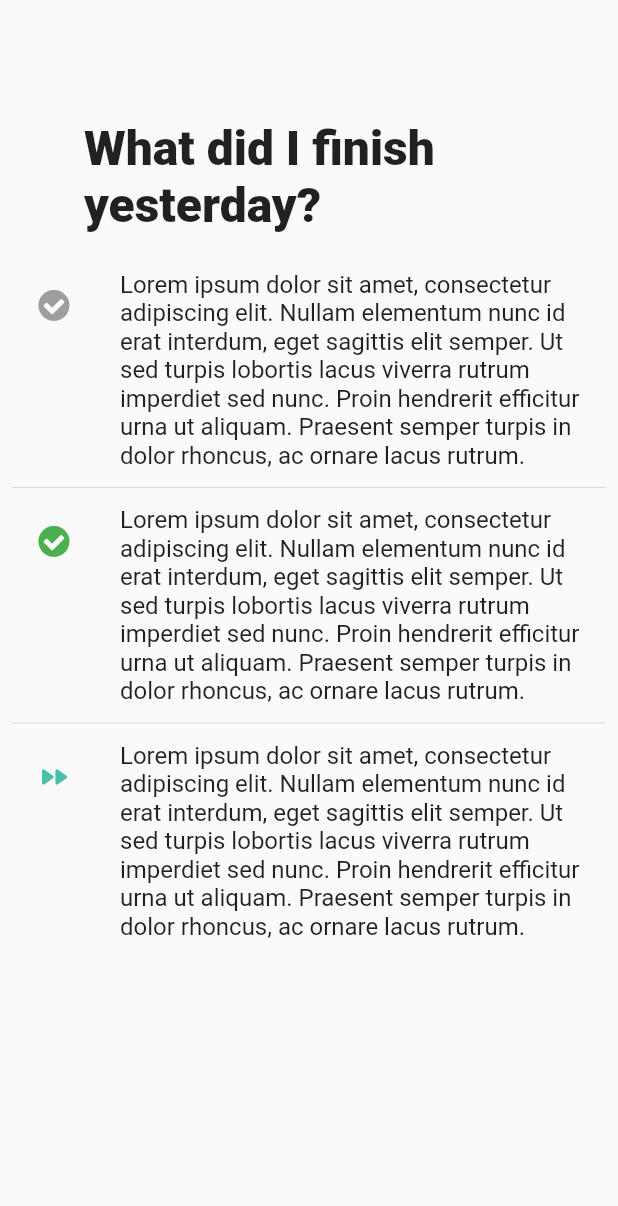
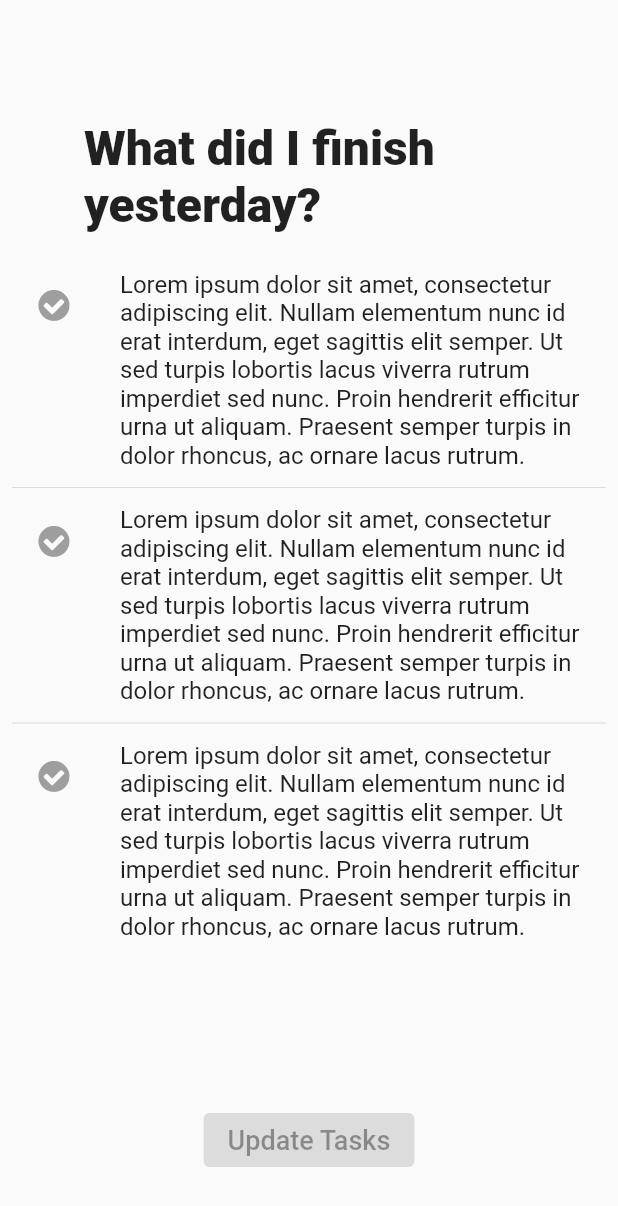
Before and after one commit to tanzyy96/hibryd_flutter, a Flutter app: the StandupHistory screen opened directly, on a phone screen of 412 x 824 dp. Shown: the top 1206 px of the screen. Run offline on Flutter 3.47's test engine with Material 2 defaults, Android fonts, the phone set to English and light mode, and no system bars.

Commit message:
update swipe actions and icons for yesterday tasks

```diff
--- a/lib/models/daytask.dart
+++ b/lib/models/daytask.dart
@@ -1,6 +1,6 @@
 class DayTask {
-  final DateTime date;
-  final List<Task> tasks;
+  DateTime date;
+  List<Task> tasks;
 
   DayTask(this.date, this.tasks);
 }
@@ -8,8 +8,8 @@ class DayTask {
 enum TaskStatus { incomplete, completed, cancelled, pushed }
 
 class Task {
-  final String description;
-  final TaskStatus taskStatus;
+  String description;
+  TaskStatus taskStatus;
 
   Task(this.description, this.taskStatus);
 }
--- a/lib/views/standup_view/standup_yesterday.dart
+++ b/lib/views/standup_view/standup_yesterday.dart
@@ -11,10 +11,21 @@ class StandupHistory extends StatefulWidget {
 }
 
 class _StandupHistoryState extends State<StandupHistory> {
+  DayTask ystTasks = DayTask(DateTime.now().subtract(const Duration(days: 1)), [
+    Task(
+        "Lorem ipsum dolor sit amet, consectetur adipiscing elit. Nullam elementum nunc id erat interdum, eget sagittis elit semper. Ut sed turpis lobortis lacus viverra rutrum imperdiet sed nunc. Proin hendrerit efficitur urna ut aliquam. Praesent semper turpis in dolor rhoncus, ac ornare lacus rutrum.",
+        TaskStatus.incomplete),
+    Task(
+        "Lorem ipsum dolor sit amet, consectetur adipiscing elit. Nullam elementum nunc id erat interdum, eget sagittis elit semper. Ut sed turpis lobortis lacus viverra rutrum imperdiet sed nunc. Proin hendrerit efficitur urna ut aliquam. Praesent semper turpis in dolor rhoncus, ac ornare lacus rutrum.",
+        TaskStatus.incomplete),
+    Task(
+        "Lorem ipsum dolor sit amet, consectetur adipiscing elit. Nullam elementum nunc id erat interdum, eget sagittis elit semper. Ut sed turpis lobortis lacus viverra rutrum imperdiet sed nunc. Proin hendrerit efficitur urna ut aliquam. Praesent semper turpis in dolor rhoncus, ac ornare lacus rutrum.",
+        TaskStatus.incomplete),
+  ]);
+
   @override
   Widget build(BuildContext context) {
     // Mock data
-    final ystDate = DateTime.now().subtract(const Duration(days: 1));
     const Map<TaskStatus, Icon> iconMap = {
       TaskStatus.incomplete: Icon(
         CustomIcons.okCircled,
@@ -28,19 +39,48 @@ class _StandupHistoryState extends State<StandupHistory> {
         Icons.fast_forward_rounded,
         color: AppColors.secondaryColor,
       ),
+      TaskStatus.cancelled: Icon(
+        Icons.cancel_outlined,
+        color: Colors.red,
+      ),
     };
 
-    DayTask ystTasks = DayTask(ystDate, [
-      Task(
-          "Lorem ipsum dolor sit amet, consectetur adipiscing elit. Nullam elementum nunc id erat interdum, eget sagittis elit semper. Ut sed turpis lobortis lacus viverra rutrum imperdiet sed nunc. Proin hendrerit efficitur urna ut aliquam. Praesent semper turpis in dolor rhoncus, ac ornare lacus rutrum.",
-          TaskStatus.incomplete),
-      Task(
-          "Lorem ipsum dolor sit amet, consectetur adipiscing elit. Nullam elementum nunc id erat interdum, eget sagittis elit semper. Ut sed turpis lobortis lacus viverra rutrum imperdiet sed nunc. Proin hendrerit efficitur urna ut aliquam. Praesent semper turpis in dolor rhoncus, ac ornare lacus rutrum.",
-          TaskStatus.completed),
-      Task(
-          "Lorem ipsum dolor sit amet, consectetur adipiscing elit. Nullam elementum nunc id erat interdum, eget sagittis elit semper. Ut sed turpis lobortis lacus viverra rutrum imperdiet sed nunc. Proin hendrerit efficitur urna ut aliquam. Praesent semper turpis in dolor rhoncus, ac ornare lacus rutrum.",
-          TaskStatus.pushed),
-    ]);
+    // Methods
+    bool _isCompleted() {
+      return ystTasks.tasks
+          .any((task) => task.taskStatus == TaskStatus.incomplete);
+    }
+
+    Future<bool> _onSwipeTask(DismissDirection direction, int index) async {
+      Task task = ystTasks.tasks[index];
+      switch (direction) {
+        case DismissDirection.endToStart:
+          setState(() {
+            ystTasks.tasks[index] = Task(task.description, TaskStatus.pushed);
+            // insert reason
+          });
+          break;
+        case DismissDirection.startToEnd:
+          setState(() {
+            ystTasks.tasks[index] =
+                Task(task.description, TaskStatus.cancelled);
+          });
+          // insert some
+          break;
+        default:
+      }
+      return false;
+    }
+
+    void toggleTaskCompletion(index) {
+      setState(() {
+        ystTasks.tasks[index] = Task(
+            ystTasks.tasks[index].description,
+            ystTasks.tasks[index].taskStatus == TaskStatus.completed
+                ? TaskStatus.incomplete
+                : TaskStatus.completed);
+      });
+    }
 
     return Scaffold(
         body: SafeArea(
@@ -69,12 +109,55 @@ class _StandupHistoryState extends State<StandupHistory> {
                   itemCount: ystTasks.tasks.length,
                   separatorBuilder: (context, index) => const Divider(),
                   itemBuilder: (context, index) {
-                    return ListTile(
-                      leading: iconMap[ystTasks.tasks[index].taskStatus],
-                      title: Text(ystTasks.tasks[index].description),
-                      // onTap
+                    return GestureDetector(
+                      onTap: () => toggleTaskCompletion(index),
+                      child: Dismissible(
+                        key: Key(ystTasks.tasks[index].description),
+                        confirmDismiss: (dir) => _onSwipeTask(dir, index),
+                        background: Container(
+                          color: Colors.red,
+                          child: const Align(
+                            child: Padding(
+                              padding: EdgeInsets.only(left: 16),
+                              child: Icon(
+                                Icons.cancel_outlined,
+                                color: Colors.white,
+                              ),
+                            ),
+                            alignment: Alignment.centerLeft,
+                          ),
+                        ),
+                        secondaryBackground: Container(
+                          color: AppColors.secondaryColor,
+                          child: const Align(
+                            child: Padding(
+                              padding: EdgeInsets.only(right: 16),
+                              child: Icon(Icons.fast_forward_outlined),
+                            ),
+                            alignment: Alignment.centerRight,
+                          ),
+                        ),
+                        child: ListTile(
+                          leading: iconMap[ystTasks.tasks[index].taskStatus],
+                          title: Text(ystTasks.tasks[index].description),
+                          // onTap
+                        ),
+                      ),
                     );
                   }),
+            ),
+            const SizedBox(
+              height: 10,
+            ),
+            ElevatedButton(
+              onPressed: _isCompleted() ? null : () {},
+              child: Text(_isCompleted() ? "Update Tasks" : "Next",
+                  style: const TextStyle(
+                    fontSize: 18,
+                  )),
+              style: ElevatedButton.styleFrom(
+                primary: AppColors.primaryColor,
+              ),
             )
           ],
         )),
```
